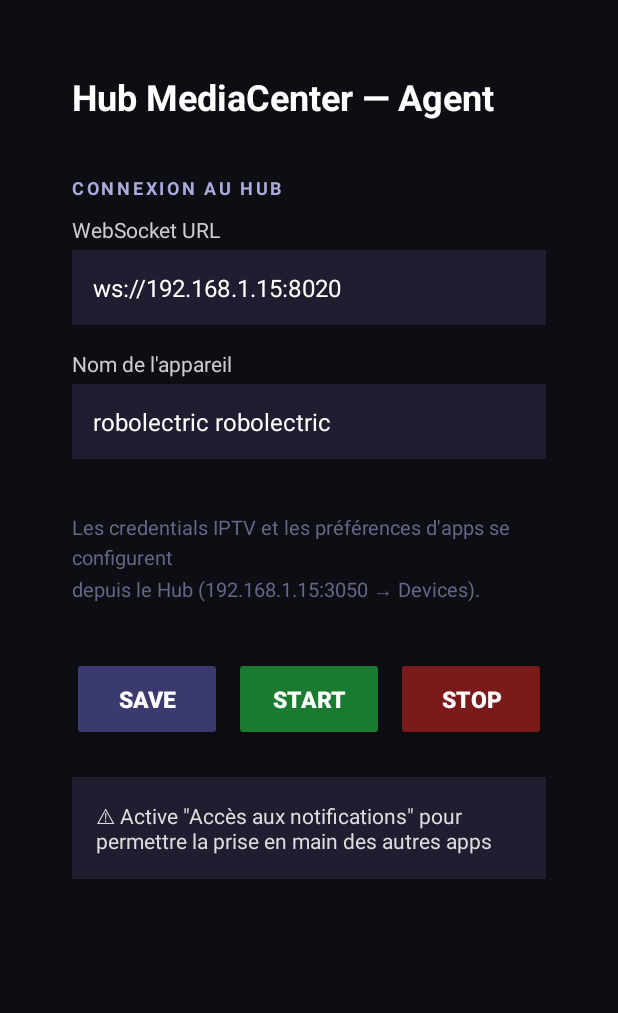
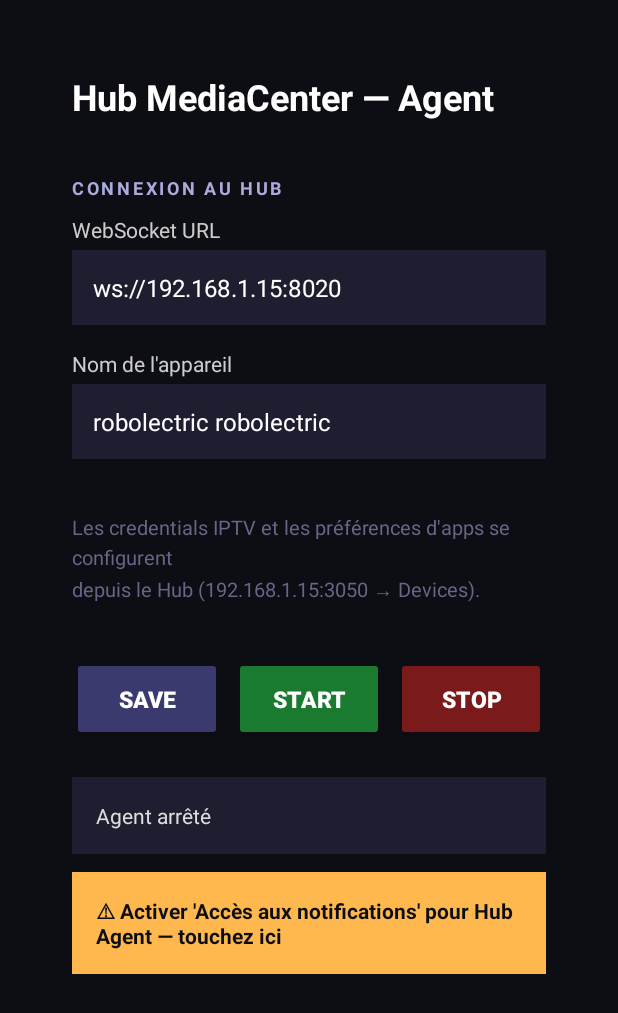
Before and after one commit to TremorsCreed/hub-mediacenter, an Android app: the screen it shows after launch (MainActivity), on a phone screen of 412 x 824 dp. Shown: the top 1013 px of the screen. Run offline under Robolectric (Android 15) with nearby library versions, the phone set to English and light mode, and no system bars.

Commit message:
fix(android): alerte permission dédiée + handlePlay hors thread WS
1. Alerte 'Accès aux notifications' : ajout d'un TextView dédié
   (#ffb84d) au lieu d'écraser tvStatus que le statusCallback du
   service repeint en permanence. Fallback Toast si le layout n'a
   pas (encore) le TextView.

2. handlePlay déplacé sur HandlerThread dédié. Sinon Intent.startActivity
   + MediaSessionManager.getActiveSessions peuvent bloquer le thread WS
   et OkHttp finit par perdre ses PING → notif 'Reconnecting in 60s...'.
   Symptôme exact rapporté par l'utilisateur après le burst de 3 wakes.

Co-Authored-By: Claude Sonnet 4.6 <noreply@anthropic.com>

```diff
--- a/agent-android/app/src/main/java/dev/tremors/hubagent/MainActivity.kt
+++ b/agent-android/app/src/main/java/dev/tremors/hubagent/MainActivity.kt
@@ -57,18 +57,27 @@ class MainActivity : AppCompatActivity() {
         HubService.statusCallback = { status ->
             findViewById<TextView>(R.id.tvStatus).text = status
         }
-        // Si la permission Notification access n'est pas accordée, signaler et proposer
-        // d'ouvrir les paramètres. Sans elle, on ne peut pas stopper YouTube/etc avant Plex.
-        if (!isNotificationListenerGranted()) {
-            val status = findViewById<TextView>(R.id.tvStatus)
-            status.text = "⚠ Active \"Accès aux notifications\" pour permettre la prise en main des autres apps"
-            status.setOnClickListener {
-                try {
-                    startActivity(Intent("android.settings.ACTION_NOTIFICATION_LISTENER_SETTINGS"))
-                } catch (_: Exception) {
-                    Toast.makeText(this, "Va dans Paramètres → Applications → Accès aux notifications", Toast.LENGTH_LONG).show()
+
+        // Affiche/cache l'alerte "Accès aux notifications" en bandeau dédié,
+        // séparé du tvStatus (qui est écrasé par les callbacks du service).
+        val warning = findViewById<TextView>(R.id.tvNotifWarning)
+        if (warning != null) {
+            if (isNotificationListenerGranted()) {
+                warning.visibility = android.view.View.GONE
+            } else {
+                warning.visibility = android.view.View.VISIBLE
+                warning.text = "⚠ Activer 'Accès aux notifications' pour Hub Agent — touchez ici"
+                warning.setOnClickListener {
+                    try {
+                        startActivity(Intent("android.settings.ACTION_NOTIFICATION_LISTENER_SETTINGS"))
+                    } catch (_: Exception) {
+                        Toast.makeText(this, "Paramètres → Applications → Accès aux notifications", Toast.LENGTH_LONG).show()
+                    }
                 }
             }
+        } else if (!isNotificationListenerGranted()) {
+            // Fallback si le TextView n'existe pas encore dans le layout : un Toast persistant
+            Toast.makeText(this, "⚠ Active 'Accès aux notifications' pour Hub Agent dans les paramètres Android", Toast.LENGTH_LONG).show()
         }
     }
 
--- a/agent-android/app/src/main/res/layout/activity_main.xml
+++ b/agent-android/app/src/main/res/layout/activity_main.xml
@@ -70,5 +70,14 @@
             android:textColor="#dddddd" android:textSize="14sp" android:padding="16dp"
             android:background="#1e1e30" android:text="Agent arrêté"/>
 
+        <TextView android:id="@+id/tvNotifWarning"
+            android:layout_width="match_parent" android:layout_height="wrap_content"
+            android:textColor="#0d0d14" android:textSize="14sp" android:padding="16dp"
+            android:background="#ffb84d" android:textStyle="bold"
+            android:layout_marginTop="12dp"
+            android:focusable="true" android:clickable="true"
+            android:visibility="gone"
+            android:text="⚠ Activer 'Accès aux notifications' — touchez ici"/>
+
     </LinearLayout>
 </ScrollView>
```
Also changed, not shown: agent-android/app/src/main/java/dev/tremors/hubagent/HubService.kt (+6 -1 lines).
